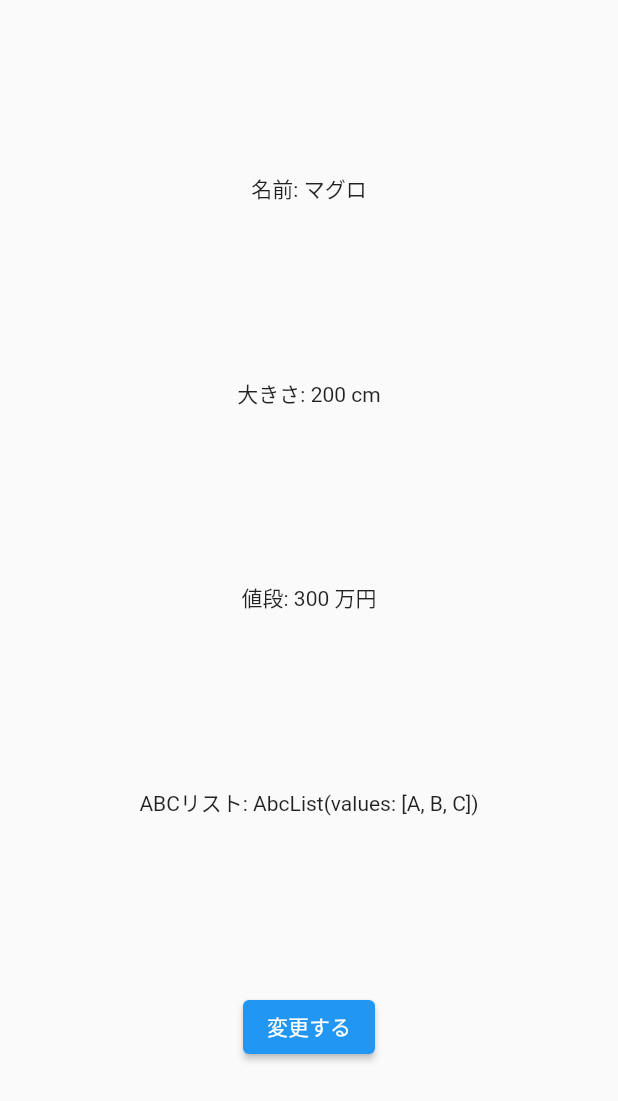
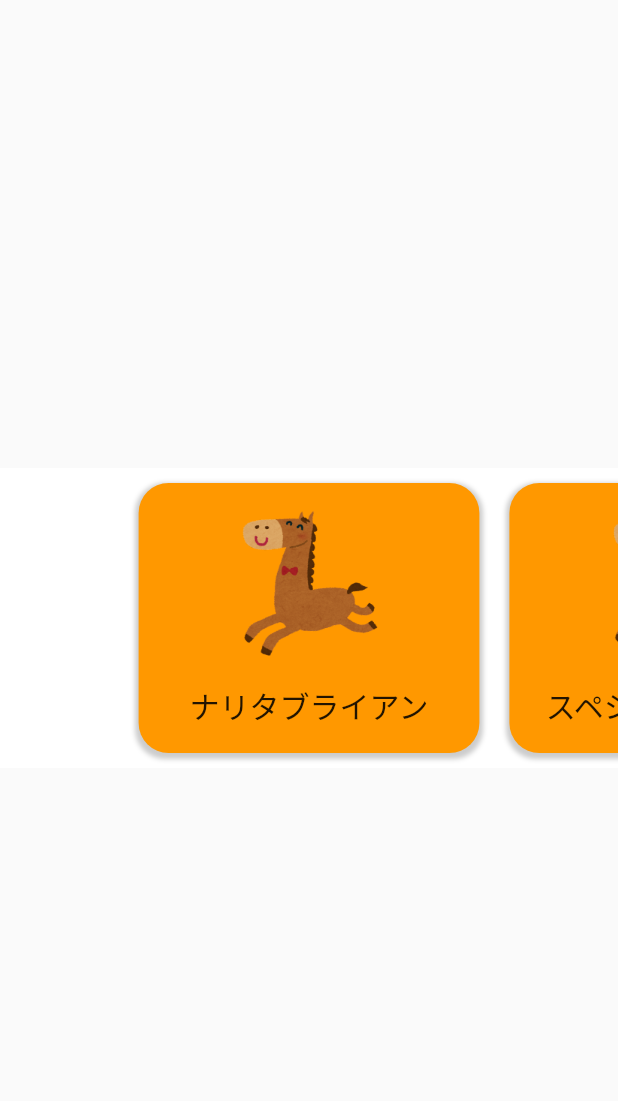
Before and after one commit to 0kkun/flutter-docker-template, a Flutter app: the screen it shows after launch, on a phone screen of 412 x 824 dp. Shown: the top 1101 px of the screen. Run offline on Flutter 3.47's test engine with Material 2 defaults, Android fonts, the phone set to English and light mode, and no system bars; our stand-ins replace flutter_riverpod, freezed_annotation, go_router, logger, percent_indicator.

Commit message:
carouselの学習

```diff
--- a/src/lib/main.dart
+++ b/src/lib/main.dart
@@ -13,6 +13,8 @@ import 'package:workspace/screens/toggle_screen.dart';
 import 'package:workspace/screens/checkbox_screen.dart';
 import 'package:workspace/screens/progress_screen.dart';
 import 'package:workspace/screens/freezed_screen.dart';
+import 'package:workspace/screens/carousel_screen.dart';
+
 
 final logger = Logger();
 
@@ -331,5 +333,10 @@ void main() {
   // ** freezed **
   const app16 = MaterialApp(home: FreezedScreen());
   const scope5 = ProviderScope(child: app16);
-  runApp(scope5);
+  // runApp(scope5);
+
+  // ******************************************
+  // ** カルーセル (横方向の移動ができる。メリーゴーランド) **
+  const app17 = MaterialApp(home: CarouselScreen());
+  runApp(app17);
 }
--- /dev/null
+++ b/src/lib/models/horse.dart
@@ -0,0 +1,12 @@
+import 'package:flutter/material.dart';
+
+/// 馬のモデルクラス
+class Horse {
+  // 名前
+  final String name;
+  // アイコン画像
+  final String iconUri;
+
+  // コンストラクタ
+  Horse(this.name, this.iconUri);
+}
--- /dev/null
+++ b/src/lib/screens/carousel_screen.dart
@@ -0,0 +1,62 @@
+import 'package:flutter/material.dart';
+import 'package:flutter_riverpod/flutter_riverpod.dart';
+import 'package:workspace/models/horse.dart';
+import 'package:workspace/widjets/horse_card.dart';
+
+
+/// カードにしたいモデルたち
+final models = [
+  Horse('ナリタブライアン', 'horse1.png'),
+  Horse('スペシャルウィーク', 'horse2.png'),
+  Horse('オグリキャップ', 'horse3.png'),
+  Horse('サイレンススズカ', 'horse4.png'),
+  Horse('トウカイテイオー', 'horse5.png'),
+];
+
+
+// モデル => ウィジェット に変換する関数
+Widget modelToWidget(Horse model) {
+  // ページの部分
+  return Container(
+    // カードの周りに 10 ずつスペースを空ける
+    padding: const EdgeInsets.all(10),
+    // 中身は カード
+    child: HorseCard(model: model),
+  );
+  // カードを使う
+}
+
+
+// ホーム画面
+class CarouselScreen extends StatelessWidget {
+  const CarouselScreen({super.key});
+
+  @override
+  Widget build(BuildContext context) {
+    // カルーセル
+    final carousel = PageView.builder(
+      // カルーセルのコントローラー
+      controller: PageController(
+        // 左右のカードがどのくらい見えるかのバランスを決める
+        viewportFraction: 0.6,
+      ),
+      // カードの数 = モデルの数
+      itemCount: models.length,
+      // モデルをWidgetに変換する関数
+      itemBuilder: (c, i) => modelToWidget(models[i]),
+    );
+
+    // 画面
+    return Scaffold(
+      // 真ん中
+      body: Center(
+        // 横長のコンテナ
+        child: Container(
+          height: 200,
+          color: Colors.white,
+          child: carousel,
+        ),
+      ),
+    );
+  }
+}
--- /dev/null
+++ b/src/lib/widjets/horse_card.dart
@@ -0,0 +1,60 @@
+import 'package:flutter/material.dart';
+import 'package:workspace/models/horse.dart';
+
+
+/// 馬のカード Widget
+class HorseCard extends StatelessWidget {
+  const HorseCard({
+    super.key,
+    required this.model,
+  });
+  // データが入ったモデル
+  final Horse model;
+
+  @override
+  Widget build(BuildContext context) {
+    // 画像
+    final img = SizedBox(
+      height: 100,
+      child: Image.asset(
+        'assets/images/${model.iconUri}',
+      ),
+    );
+
+    // 名前
+    final text = Text(
+      model.name,
+      style: const TextStyle(fontSize: 20),
+    );
+
+    // 画像と名前を縦に並べる
+    final imgAndText = Column(
+      mainAxisAlignment: MainAxisAlignment.spaceEvenly,
+      children: [
+        img,
+        text,
+      ],
+    );
+
+    // カード部分を作るコンテナ
+    return Container(
+      decoration: BoxDecoration(
+        // 色
+        color: Colors.orange,
+        // 角丸
+        borderRadius: BorderRadius.circular(20),
+        // 影
+        boxShadow: [
+          BoxShadow(
+            // 影の設定
+            color: Colors.black.withOpacity(0.2), //色
+            spreadRadius: 2, // 広がりの大きさ
+            blurRadius: 2, // ぼかしの強さ
+            offset: const Offset(0, 2), // 方向
+          ),
+        ],
+      ),
+      child: imgAndText,
+    );
+  }
+}
```
Also changed, not shown: src/assets/images/horse1.png (added), src/assets/images/horse2.png (added), src/assets/images/horse3.png (added), src/assets/images/horse4.png (added), src/assets/images/horse5.png (added).
